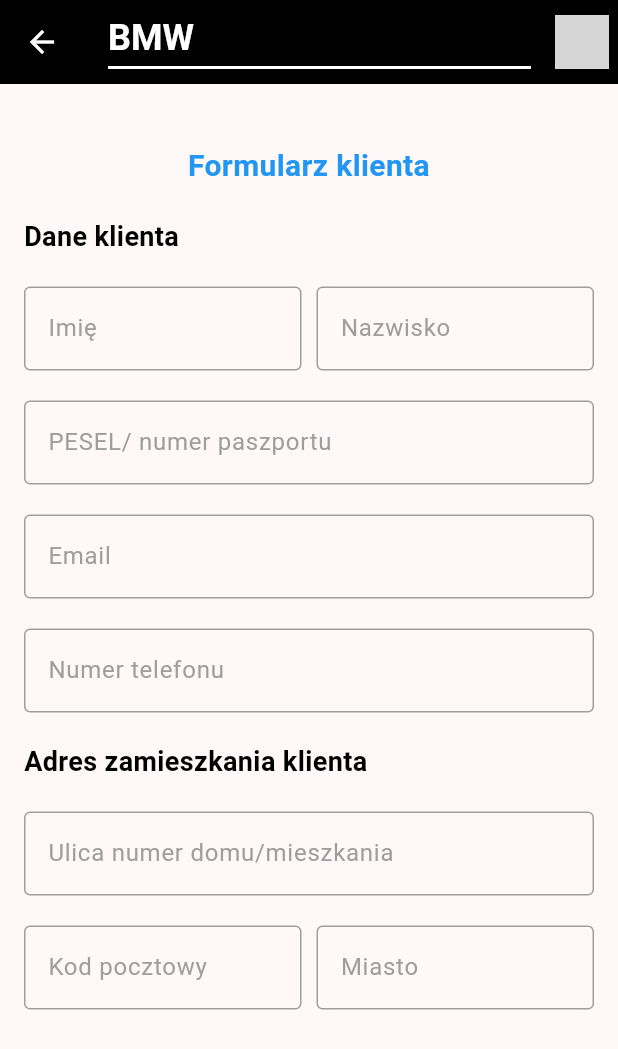
After one commit to michellamilecka/CarDealership, a Flutter app: the InformationAboutAClientScreen screen opened directly, on a phone screen of 412 x 824 dp. The commit adds this screen. Shown: the top 1049 px of the screen. Run offline on Flutter 3.47's test engine with Material 3 defaults, Android fonts, the light colour scheme and no system bars; our stand-ins replace email_validator, flutter_svg, image_picker; missing offline and left inert: iconify_flutter; grey boxes are pictures that could not be loaded.

Commit message:
formularz klienta (przejscia do zmiany)

```diff
--- a/salon_samochodowy/lib/views/screens/information_about_a_car_screen.dart
+++ b/salon_samochodowy/lib/views/screens/information_about_a_car_screen.dart
@@ -19,7 +19,7 @@ class InformationAboutACarScreen extends StatelessWidget{
             InformationAboutACarWidget(),
           ]
       ),
-      bottomNavigationBar: FooterWidget(),
+
     );
   }
 
--- /dev/null
+++ b/salon_samochodowy/lib/views/screens/information_about_a_client.dart
@@ -0,0 +1,203 @@
+import 'package:flutter/material.dart';
+import '../widgets/header_widget.dart';
+import '../widgets/footer_widget.dart';
+import 'package:email_validator/email_validator.dart' show EmailValidator;
+
+class InformationAboutAClientScreen extends StatelessWidget {
+  const InformationAboutAClientScreen({super.key, required String title});
+
+  @override
+  Widget build(BuildContext context) {
+    return Scaffold(
+        appBar: PreferredSize(
+          preferredSize: const Size.fromHeight(80),
+          child: HeaderWidget(),
+        ),
+        body: SingleChildScrollView(
+            child: Padding(
+                padding: const EdgeInsets.all(16.0),
+                child: Column(mainAxisSize: MainAxisSize.min, children: [
+                  Text(
+                    'Formularz klienta',
+                    style: TextStyle(
+                      fontSize: 20.0,
+                      fontWeight: FontWeight.bold,
+                      color: Colors.blue,
+                    ),
+                    textAlign: TextAlign.center,
+                  ),
+                  const SizedBox(height: 20),
+                  Align(
+                    alignment: Alignment.centerLeft,
+                    child: Text(
+                      'Dane klienta',
+                      style: TextStyle(
+                        fontSize: 18.0,
+                        fontWeight: FontWeight.bold,
+                        color: Colors.black,
+                      ),
+                    ),
+                  ),
+
+                  const SizedBox(height: 20),
+                  Row(
+                    children: [
+                      Expanded(
+                        child: TextField(
+                          cursorColor: Color(0xFF00A8E8),
+                          decoration: InputDecoration(
+                            labelText: 'Imię',
+                            labelStyle: TextStyle(color: Colors.grey),
+                            hintText: 'Wpisz imię klienta',
+                            focusedBorder: OutlineInputBorder(
+                              borderSide: BorderSide(
+                                  color: Color(0xFF00A8E8), width: 2.0),
+                            ),
+                            enabledBorder: OutlineInputBorder(
+                              borderSide:
+                                  BorderSide(color: Colors.grey, width: 1.0),
+                            ),
+                          ),
+                        ),
+                      ),
+                      SizedBox(width: 10), // Dodaj odstęp między polami
+                      Expanded(
+                        child: TextField(
+                          cursorColor: Color(0xFF00A8E8),
+                          decoration: InputDecoration(
+                            labelText: 'Nazwisko',
+                            labelStyle: TextStyle(color: Colors.grey),
+                            hintText: 'Wpisz nazwisko klienta',
+                            focusedBorder: OutlineInputBorder(
+                              borderSide: BorderSide(
+                                  color: Color(0xFF00A8E8), width: 2.0),
+                            ),
+                            enabledBorder: OutlineInputBorder(
+                              borderSide:
+                                  BorderSide(color: Colors.grey, width: 1.0),
+                            ),
+                          ),
+                        ),
+                      ),
+                    ],
+                  ),
+                  const SizedBox(height: 20),
+                  TextField(
+                    cursorColor: Color(0xFF00A8E8),
+                    decoration: InputDecoration(
+                      labelText: 'PESEL/ numer paszportu',
+                      labelStyle: TextStyle(color: Colors.grey),
+                      hintText: 'Wpisz PESEL klienta',
+                      focusedBorder: OutlineInputBorder(
+                        borderSide:
+                            BorderSide(color: Color(0xFF00A8E8), width: 2.0),
+                      ),
+                      enabledBorder: OutlineInputBorder(
+                        borderSide: BorderSide(color: Colors.grey, width: 1.0),
+                      ),
+                    ),
+                  ),
+                  const SizedBox(height: 20),
+                  TextField(
+                    cursorColor: Color(0xFF00A8E8),
+                    decoration: InputDecoration(
+                      labelText: 'Email',
+                      labelStyle: TextStyle(color: Colors.grey),
+                      hintText: 'Wpisz email klienta',
+                      focusedBorder: OutlineInputBorder(
+                        borderSide:
+                            BorderSide(color: Color(0xFF00A8E8), width: 2.0),
+                      ),
+                      enabledBorder: OutlineInputBorder(
+                        borderSide: BorderSide(color: Colors.grey, width: 1.0),
+                      ),
+                    ),
+                  ),
+                  const SizedBox(height: 20),
+                  TextField(
+                    cursorColor: Color(0xFF00A8E8),
+                    decoration: InputDecoration(
+                      labelText: 'Numer telefonu',
+                      labelStyle: TextStyle(color: Colors.grey),
+                      hintText: 'Wpisz numer telefonu klienta',
+                      focusedBorder: OutlineInputBorder(
+                        borderSide:
+                            BorderSide(color: Color(0xFF00A8E8), width: 2.0),
+                      ),
+                      enabledBorder: OutlineInputBorder(
+                        borderSide: BorderSide(color: Colors.grey, width: 1.0),
+                      ),
+                    ),
+                  ),
+                  const SizedBox(height: 20),
+                  Align(
+                    alignment: Alignment.centerLeft,
+                    child: Text(
+                      'Adres zamieszkania klienta',
+                      style: TextStyle(
+                        fontSize: 18.0,
+                        fontWeight: FontWeight.bold,
+                        color: Colors.black,
+                      ),
+                    ),
+                  ),
+
+                  const SizedBox(height: 20),
+                  TextField(
+                    cursorColor: Color(0xFF00A8E8),
+                    decoration: InputDecoration(
+                      labelText: 'Ulica numer domu/mieszkania',
+                      labelStyle: TextStyle(color: Colors.grey),
+                      hintText: 'Wpisz adres zamieszkania klienta',
+                      focusedBorder: OutlineInputBorder(
+                        borderSide:
+                            BorderSide(color: Color(0xFF00A8E8), width: 2.0),
+                      ),
+                      enabledBorder: OutlineInputBorder(
+                        borderSide: BorderSide(color: Colors.grey, width: 1.0),
+                      ),
+                    ),
+                  ),
+                  const SizedBox(height: 20),
+                  Row(
+                    children: [
+                      Expanded(
+                        child: TextField(
+                          cursorColor: Color(0xFF00A8E8),
+                          decoration: InputDecoration(
+                            labelText: 'Kod pocztowy',
+                            labelStyle: TextStyle(color: Colors.grey),
+                            focusedBorder: OutlineInputBorder(
+                              borderSide: BorderSide(
+                                  color: Color(0xFF00A8E8), width: 2.0),
+                            ),
+                            enabledBorder: OutlineInputBorder(
+                              borderSide:
+                              BorderSide(color: Colors.grey, width: 1.0),
+                            ),
+                          ),
+                        ),
+                      ),
+                      SizedBox(width: 10), // Dodaj odstęp między polami
+                      Expanded(
+                        child: TextField(
+                          cursorColor: Color(0xFF00A8E8),
+                          decoration: InputDecoration(
+                            labelText: 'Miasto',
+                            labelStyle: TextStyle(color: Colors.grey),
+                            focusedBorder: OutlineInputBorder(
+                              borderSide: BorderSide(
+                                  color: Color(0xFF00A8E8), width: 2.0),
+                            ),
+                            enabledBorder: OutlineInputBorder(
+                              borderSide:
+                              BorderSide(color: Colors.grey, width: 1.0),
+                            ),
+                          ),
+                        ),
+                      ),
+                    ],
+                  ),
+                ]))));
+  }
+}
--- a/salon_samochodowy/lib/views/screens/new_cars_screen.dart
+++ b/salon_samochodowy/lib/views/screens/new_cars_screen.dart
@@ -234,8 +234,6 @@ class _NewCarsScreenState extends State<NewCarsScreen> {
                             ),
                           ),
                         ),
-
-
                     ],
                   ),
                 ),
@@ -274,8 +272,6 @@ class _NewCarsScreenState extends State<NewCarsScreen> {
                           ),
                         ),
                       ),
-
-
                     ],
                   ),
                 ),
--- a/salon_samochodowy/lib/views/widgets/add_car_widget.dart
+++ b/salon_samochodowy/lib/views/widgets/add_car_widget.dart
@@ -58,7 +58,6 @@ class ChangeStateWidget extends StatelessWidget {
                       },
                       style: ElevatedButton.styleFrom(
                         backgroundColor: Color(0xD9D9D9),
-
                         shape: RoundedRectangleBorder(
                           borderRadius: BorderRadius.circular(65), // Set the radius here
                         ),
--- a/salon_samochodowy/lib/views/widgets/information_about_a_car_widget.dart
+++ b/salon_samochodowy/lib/views/widgets/information_about_a_car_widget.dart
@@ -4,6 +4,8 @@ import 'package:iconify_flutter/iconify_flutter.dart';
 import 'package:iconify_flutter/icons/ph.dart';
 import 'package:iconify_flutter/icons/mdi.dart';
 import 'package:salon_samochodowy/views/screens/information_about_a_car_screen.dart';
+
+import '../screens/information_about_a_client.dart';
 
 class InformationAboutACarWidget extends StatelessWidget {
   @override
@@ -423,7 +425,31 @@ class InformationAboutACarWidget extends StatelessWidget {
                     ]
                 )
             ),
-
+            const SizedBox(height: 30),
+            SizedBox(
+              width: 150,
+              height: 45,
+              child: ElevatedButton(
+                onPressed: () {
+                  Navigator.push(context,MaterialPageRoute(builder: (context)=>InformationAboutAClientScreen(title: 'ClientInformation')),);
+                },
+                style: ElevatedButton.styleFrom(
+                  backgroundColor: Color(0xD9D9D9),
+                  overlayColor: Color(0xFF00A8E8),
+                  shape: RoundedRectangleBorder(
+                    borderRadius: BorderRadius.circular(65),
+                  ),
+                ),
+                child: Text(
+                  'Sprzedaj',
+                  style: TextStyle(
+                    color: Colors.black,
+                    fontWeight: FontWeight.bold,
+                    fontSize: 18,
+                  ),
+                ),
+              ),
+            ),
           ],
         ),
       ),
--- a/salon_samochodowy/pubspec.yaml
+++ b/salon_samochodowy/pubspec.yaml
@@ -32,6 +32,8 @@ dependencies:
     sdk: flutter
   iconify_flutter: ^0.0.7
   image_picker: ^1.0.0
+  email_validator: '^2.1.16'
+
 
   # The following adds the Cupertino Icons font to your application.
   # Use with the CupertinoIcons class for iOS style icons.
```
Also changed, not shown: salon_samochodowy/pubspec.lock.
